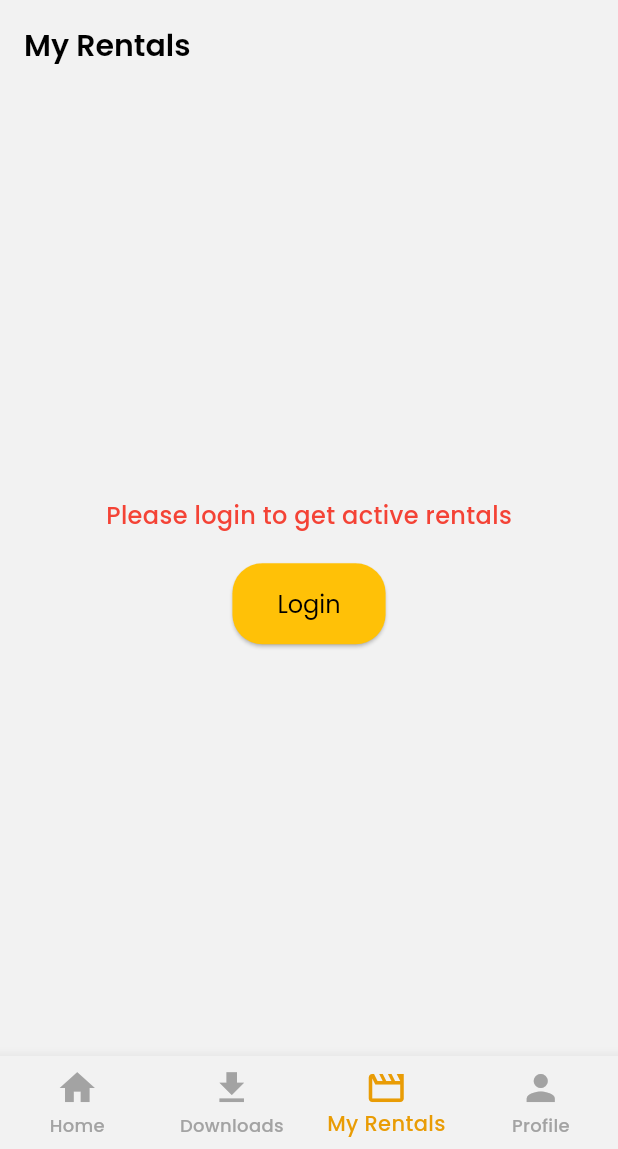
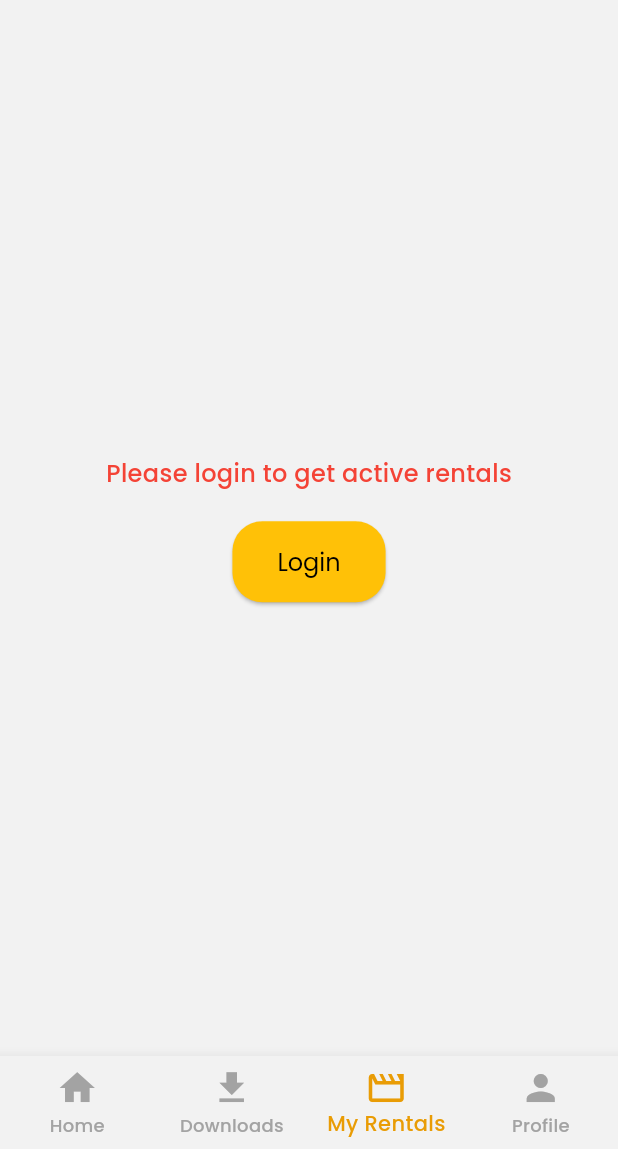
Before and after one commit to Webscicle-Technology-Solution/nandi_app_production, a Flutter app: the screen it shows after launch, item 3 of the bottom bar chosen, on a phone screen of 412 x 824 dp, the part 87-1236 px from its top. Run offline on Flutter 3.47's test engine with Material 3 defaults, Android fonts, the phone set to English and light mode, and no system bars; our stand-ins replace better_player_plus, dio, equatable, firebase_core, firebase_messaging, flutter_dotenv and 8 more; missing offline and left inert: telephony; accounts and stored records are empty; network calls fail.

Commit message:
refreshing the rental provider after login from rental bug fixed

```diff
--- a/lib/pages/rental_page.dart
+++ b/lib/pages/rental_page.dart
@@ -73,7 +73,7 @@ if(response == true){
     final isTV = MediaQuery.of(context).size.width > 600;
 
     return Scaffold(
-      appBar: AppBar(title: const Text('My Rentals')),
+    ///  appBar: AppBar(title: const Text('My Rentals')),
       body: authUser.when(
         data: (user) {
           if (user == null) {
@@ -156,7 +156,6 @@ if(response == true){
               ),
             );
           }
-
           return rentalAsyncValue.when(
             data: (rentalData) {
               if (rentalData.isEmpty) {
@@ -333,7 +332,10 @@ if(response == true){
               );
             },
             loading: () => const Center(child: CircularProgressIndicator()),
-            error: (error, stack) => Center(
+            error: (error, stack) {
+              ref.refresh(rentalProvider);
+
+              Center(
               child: Column(
                 mainAxisAlignment: MainAxisAlignment.center,
                 children: [
@@ -350,7 +352,7 @@ if(response == true){
                   ),
                 ],
               ),
-            ),
+            );}
           );
         },
         loading: () => const Center(child: CircularProgressIndicator()),
```
